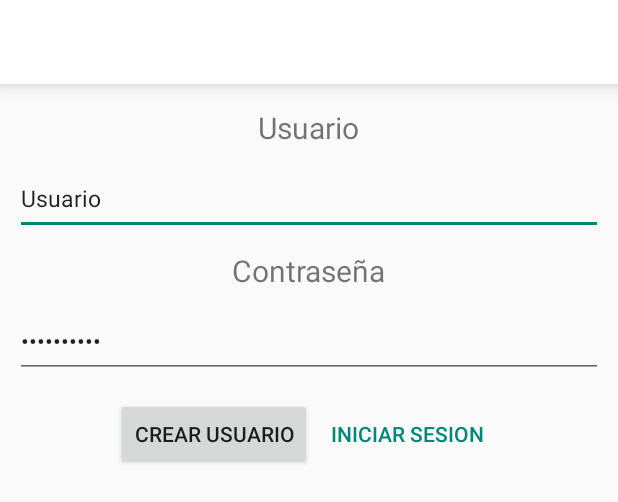
After one commit to guiyeta/geografy, an Android app: the layout activity_login.xml on its own in the app's theme, with its tools: preview values and no code run, on a phone screen of 412 x 824 dp. The commit adds this screen. Shown: the top 502 px of the screen. Run offline under Robolectric (Android 15) with nearby library versions, the phone set to English and light mode, and no system bars.

Commit message:
Proyecto base

```diff
--- /dev/null
+++ b/app/src/main/res/drawable/icon_menu.xml
@@ -0,0 +1,5 @@
+<vector android:height="24dp" android:tint="#000000"
+    android:viewportHeight="24" android:viewportWidth="24"
+    android:width="24dp" xmlns:android="http://schemas.android.com/apk/res/android">
+    <path android:fillColor="@android:color/white" android:pathData="M3,18h18v-2L3,16v2zM3,13h18v-2L3,11v2zM3,6v2h18L21,6L3,6z"/>
+</vector>
--- /dev/null
+++ b/app/src/main/res/layout/activity_login.xml
@@ -0,0 +1,63 @@
+<?xml version="1.0" encoding="utf-8"?>
+<LinearLayout xmlns:android="http://schemas.android.com/apk/res/android"
+    xmlns:app="http://schemas.android.com/apk/res-auto"
+    xmlns:tools="http://schemas.android.com/tools"
+    android:layout_width="match_parent"
+    android:layout_height="match_parent"
+    tools:context=".LoginActivity"
+    android:orientation="vertical"
+    android:gravity="center_horizontal">
+    <include
+        android:id="@+id/toolbar"
+        layout="@layout/primary_toolbar"/>
+    <TextView
+        android:layout_width="wrap_content"
+        android:layout_height="wrap_content"
+        android:text="Usuario"
+        android:textSize="20sp" />
+
+    <EditText
+        android:id="@+id/etUsuario"
+        android:layout_width="match_parent"
+        android:layout_height="wrap_content"
+        android:layout_margin="10dp"
+        android:minHeight="48dp"
+        android:textSize="15sp"
+        tools:text="Usuario" />
+
+    <TextView
+        android:layout_width="wrap_content"
+        android:layout_height="wrap_content"
+        android:text="Contraseña"
+        android:textSize="20sp" />
+
+    <EditText
+        android:id="@+id/etPass"
+        android:layout_width="match_parent"
+        android:layout_height="wrap_content"
+        android:layout_margin="10dp"
+        android:inputType="textPassword"
+        android:minHeight="48dp"
+        android:textSize="15sp"
+        tools:text="contraseña" />
+
+    <LinearLayout
+        android:weightSum="1"
+        android:layout_width="wrap_content"
+        android:layout_height="wrap_content">
+        <Button
+            android:id="@+id/botonRegistrar"
+            android:layout_width="wrap_content"
+            android:layout_height="wrap_content"
+            android:text="Crear Usuario"
+            android:layout_weight=".5"/>
+        <Button
+            android:id="@+id/botonIniciar"
+            android:layout_width="wrap_content"
+            android:layout_height="wrap_content"
+            android:text="Iniciar Sesion"
+            android:layout_weight=".5"
+            style="?android:attr/buttonBarButtonStyle" />
+
+    </LinearLayout>
+</LinearLayout>
--- /dev/null
+++ b/app/src/main/res/layout/primary_toolbar.xml
@@ -0,0 +1,10 @@
+<?xml version="1.0" encoding="utf-8"?>
+<androidx.appcompat.widget.Toolbar
+    xmlns:android="http://schemas.android.com/apk/res/android"
+    android:layout_width="match_parent"
+    android:layout_height="wrap_content"
+    android:background="@color/white"
+    android:elevation="8dp"
+    android:layout_marginBottom="15dp">
+
+</androidx.appcompat.widget.Toolbar>
```
Also changed, not shown: app/src/main/AndroidManifest.xml (+17 -5 lines), app/src/main/java/com/trabajoIntegrador/geografy/DepartamentosActivity.kt (added, +25 -0 lines), app/src/main/java/com/trabajoIntegrador/geografy/LoginActivity.kt (added, +71 -0 lines), app/src/main/java/com/trabajoIntegrador/geografy/MainActivity.kt (+47 -1 lines), app/src/main/java/com/trabajoIntegrador/geografy/ProvinciasActivity.kt (added, +30 -0 lines), app/src/main/java/com/trabajoIntegrador/geografy/SignupActivity.kt (added, +87 -0 lines), app/src/main/res/layout/activity_departamentos.xml (added, +28 -0 lines), app/src/main/res/layout/activity_provincias.xml (added, +10 -0 lines), app/src/main/res/layout/activity_signup.xml (added, +79 -0 lines), app/src/main/res/menu/menu_main.xml (added, +8 -0 lines).
